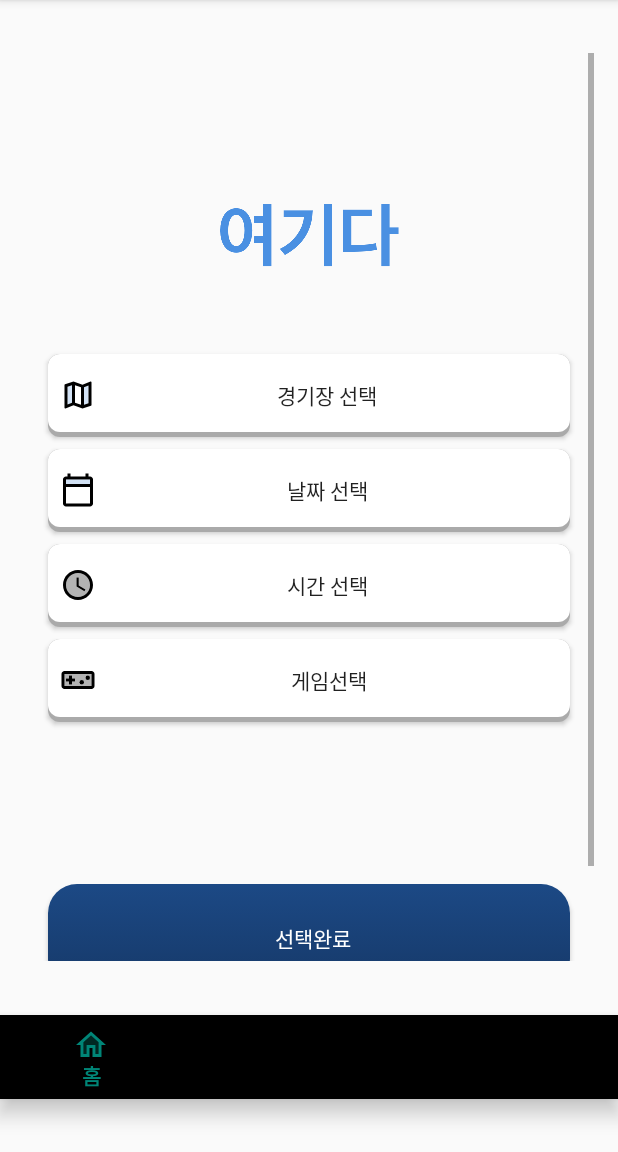
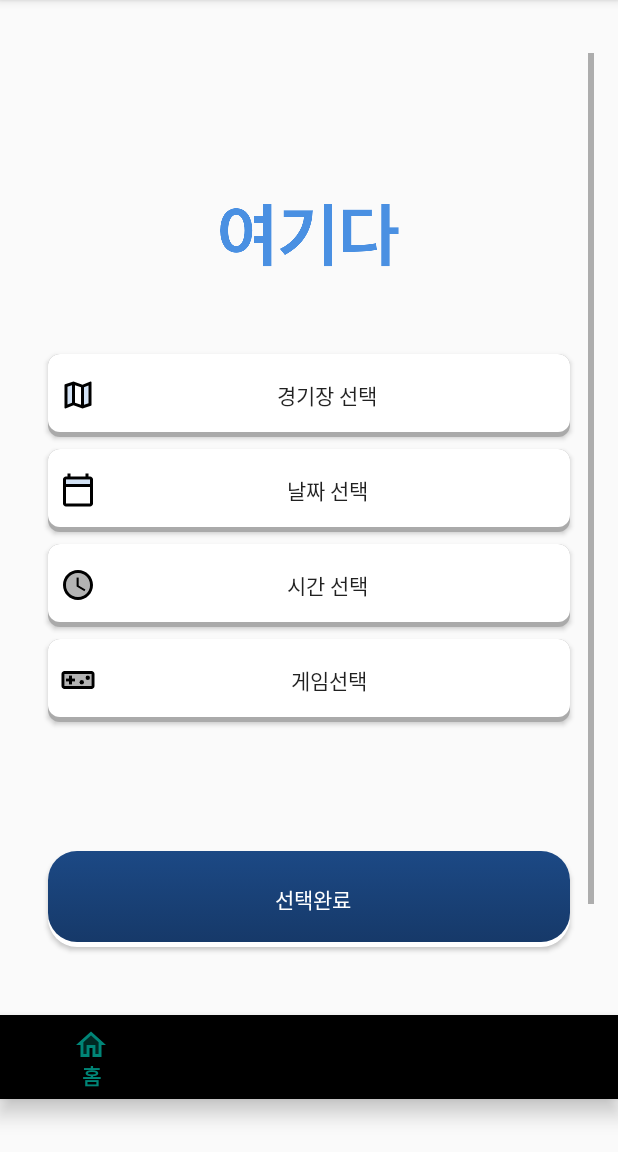
Before and after one commit to kjwbn1/TwentyHour, an Android app: the StateActivity screen opened directly, with no data from a screen before it, on a phone screen of 412 x 824 dp, the part 84-1236 px from its top. Run offline under Robolectric (Android 15) with nearby library versions, the phone set to English and light mode, and no system bars; libraries missing offline, so code that uses them is left out: retrofit2.adapter.rxjava, rx.android.schedulers, rx.schedulers, rx.subscriptions; 1 statement that could not run was skipped.

Commit message:
최종 마무으리

```diff
--- a/app/src/main/java/com/kjw/twentyhour/StateActivity.java
+++ b/app/src/main/java/com/kjw/twentyhour/StateActivity.java
@@ -18,6 +18,7 @@ import com.kjw.twentyhour.fragment.ChangePasswordDialog;
 import com.kjw.twentyhour.fragment.ProfileFragment;
 import com.kjw.twentyhour.fragment.StateFragment;
 import com.kjw.twentyhour.fragmenttofragmentinterface.FragmentDataSendInterface;
+import com.kjw.twentyhour.helper.BottomNavigationViewHelper;
 
 
 public class StateActivity extends AppCompatActivity implements ChangePasswordDialog.Listener , CalendarFragment.onSetDateListener , FragmentDataSendInterface {
@@ -151,7 +152,7 @@ public class StateActivity extends AppCompatActivity implements ChangePasswordDi
                 return false;
             }
         });
-//        BottomNavigationViewHelper.disableShiftMode(bottomNavigationView);
+        BottomNavigationViewHelper.disableShiftMode(bottomNavigationView);
 
 
 
--- /dev/null
+++ b/app/src/main/java/com/kjw/twentyhour/helper/BottomNavigationViewHelper.java
@@ -0,0 +1,34 @@
+package com.kjw.twentyhour.helper;
+
+import android.annotation.SuppressLint;
+import android.support.design.internal.BottomNavigationItemView;
+import android.support.design.internal.BottomNavigationMenuView;
+import android.support.design.widget.BottomNavigationView;
+import android.util.Log;
+
+import java.lang.reflect.Field;
+
+public class BottomNavigationViewHelper {
+    @SuppressLint("RestrictedApi")
+    public static void disableShiftMode(BottomNavigationView view) {
+        BottomNavigationMenuView menuView = (BottomNavigationMenuView) view.getChildAt(0);
+        try {
+            Field shiftingMode = menuView.getClass().getDeclaredField("mShiftingMode");
+            shiftingMode.setAccessible(true);
+            shiftingMode.setBoolean(menuView, false);
+            shiftingMode.setAccessible(false);
+            for (int i = 0; i < menuView.getChildCount(); i++) {
+                BottomNavigationItemView item = (BottomNavigationItemView) menuView.getChildAt(i);
+                //noinspection RestrictedApi
+                item.setShiftingMode(false);
+                // set once again checked value, so view will be updated
+                //noinspection RestrictedApi
+                item.setChecked(item.getItemData().isChecked());
+            }
+        } catch (NoSuchFieldException e) {
+            Log.e("BNVHelper", "Unable to get shift mode field", e);
+        } catch (IllegalAccessException e) {
+            Log.e("BNVHelper", "Unable to change value of shift mode", e);
+        }
+    }
+}
--- a/app/src/main/res/layout/fragment_state.xml
+++ b/app/src/main/res/layout/fragment_state.xml
@@ -145,8 +145,8 @@
             android:layout_width="match_parent"
             android:layout_marginRight="16dp"
             android:layout_marginLeft="16dp"
-            android:layout_height="72dp"
-            android:layout_marginTop="100dp"
+            android:layout_height="64dp"
+            android:layout_marginTop="78dp"
             android:layout_marginBottom="50dp"
             android:text="선택완료"
             android:textColor="@android:color/white"
--- a/app/src/main/res/layout/selected_menu_item.xml
+++ b/app/src/main/res/layout/selected_menu_item.xml
@@ -21,7 +21,6 @@
         android:layout_height="wrap_content"
         android:layout_gravity="center_vertical"
         android:text=""
-
         android:fontFamily="@font/netmarbleb"/>
 
     <TextView
```
